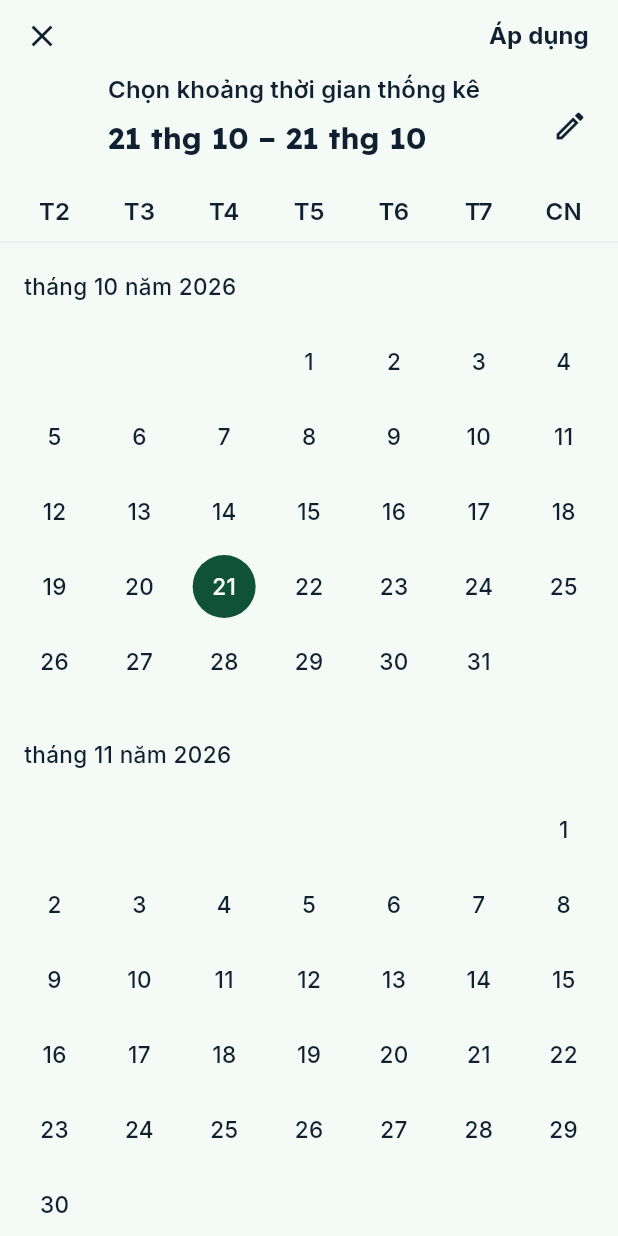
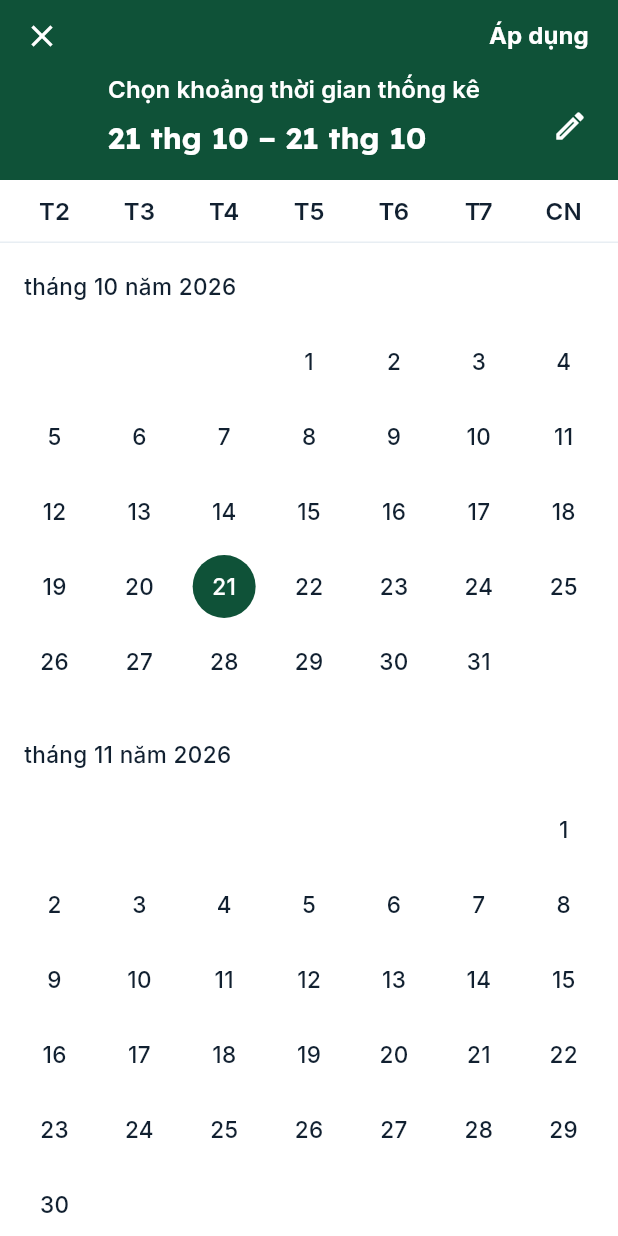
Before and after one commit to DuongLDT2005/FOORA, a Flutter app: the DateRangeSelector widget shown alone on an empty page, opened directly with empty values, after a tap on "Thời gian áp dụng", on a phone screen of 412 x 824 dp. Run offline on Flutter 3.47's test engine with Material 3 defaults, Android fonts, the phone set to English and light mode, and no system bars; our stand-ins replace camera, cloud_firestore, cloud_functions, connectivity_plus, firebase_auth, firebase_core and 12 more; missing offline and left inert: google_mlkit_text_recognition; accounts and stored records are empty.

Commit message:
style(statistics): customize calendar picker theme with foora emerald palette

```diff
--- a/lib/features/statistics/presentation/widgets/date_range_selector.dart
+++ b/lib/features/statistics/presentation/widgets/date_range_selector.dart
@@ -41,7 +41,30 @@ class DateRangeSelector extends StatelessWidget {
             colorScheme: const ColorScheme.light(
               primary: AppColors.primary,
               onPrimary: Colors.white,
+              surface: Colors.white,
               onSurface: AppColors.slate800,
+              secondaryContainer: AppColors.emerald100,
+              onSecondaryContainer: AppColors.slate800,
+            ),
+            datePickerTheme: DatePickerThemeData(
+              backgroundColor: Colors.white,
+              headerBackgroundColor: AppColors.primary,
+              headerForegroundColor: Colors.white,
+              rangePickerBackgroundColor: Colors.white,
+              rangePickerHeaderBackgroundColor: AppColors.primary,
+              rangePickerHeaderForegroundColor: Colors.white,
+              rangeSelectionBackgroundColor: AppColors.emerald100,
+              todayForegroundColor: const WidgetStatePropertyAll(
+                AppColors.primary,
+              ),
+              todayBorder: const BorderSide(color: AppColors.primary),
+              confirmButtonStyle: TextButton.styleFrom(
+                foregroundColor: AppColors.primary,
+                textStyle: const TextStyle(fontWeight: FontWeight.w700),
+              ),
+              cancelButtonStyle: TextButton.styleFrom(
+                foregroundColor: AppColors.slate600,
+              ),
             ),
           ),
           child: child!,
```
Also changed, not shown: lib/features/inventory/presentation/pages/item_form_page.dart (+17 -0 lines).
